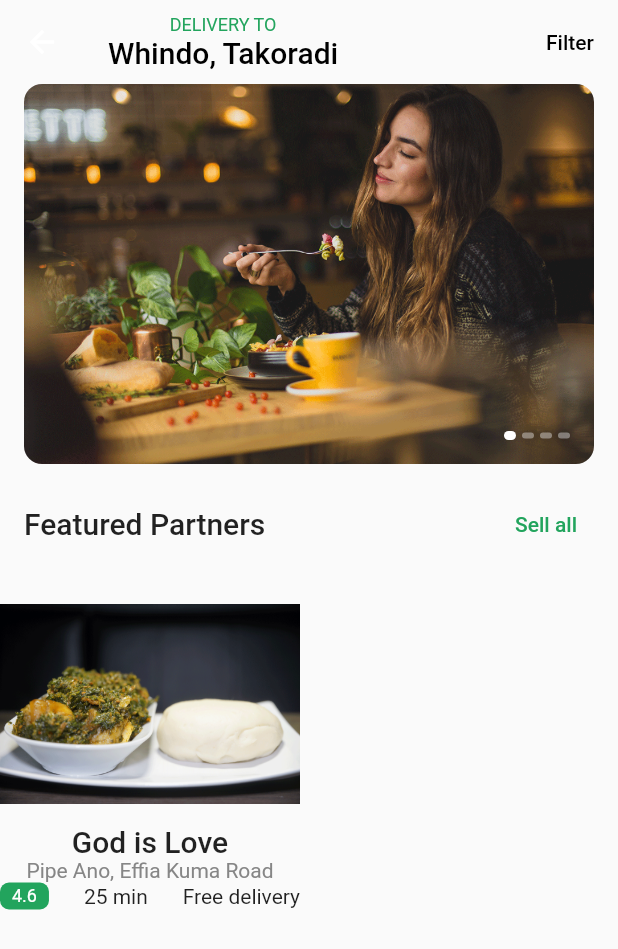
After one commit to bralash/foodie, a Flutter app: the HomeScreen screen opened directly, on a phone screen of 412 x 824 dp. The commit adds this screen. Shown: the top 949 px of the screen. Run offline on Flutter 3.47's test engine with Material 2 defaults, Android fonts, the phone set to English and light mode, and no system bars; our stand-ins replace google_fonts.

Commit message:
Completed image carousel and cards

```diff
--- /dev/null
+++ b/lib/constants.dart
@@ -0,0 +1,10 @@
+import 'package:flutter/material.dart';
+
+const kMainColor = Color(0xFF010F07);
+const kActiveColor = Color(0xFF22A45D);
+const kAccentColor = Color(0xFFEF9920);
+const kBodyTextColor = Color(0xFF868686);
+const kInputColor = Color(0xFFFBFBFB);
+const kBgColor = Colors.white;
+
+const double defaultPadding = 16.0;
--- /dev/null
+++ b/lib/data.dart
@@ -0,0 +1,23 @@
+List<String> bigImages = [
+  "assets/images/big_1.png",
+  "assets/images/big_2.png",
+  "assets/images/big_3.png",
+  "assets/images/big_4.png",
+];
+
+List<Map<String, dynamic>> mediumCardData = [
+  {
+    "name": "God is Love",
+    "image": "",
+    "location": "Pipe Ano, Effia Kuma Road",
+    "rating": 4.6,
+    "deliveryTime": 25,
+  },
+  {
+    "name": "Ruhdan Kitchen",
+    "image": "",
+    "location": "TTU Campus",
+    "rating": 3.8,
+    "deliveryTime": 30,
+  },
+];
--- a/lib/main.dart
+++ b/lib/main.dart
@@ -1,8 +1,9 @@
 // ignore_for_file: prefer_const_constructors
 
 import 'package:flutter/material.dart';
+// import 'package:foodie/partial/onboard_content.dart';
+// import './onboarding_screen.dart';
 import './onboarding_screen.dart';
-
 void main() {
   runApp(const MyApp());
 }
--- a/lib/menu.dart
+++ b/lib/menu.dart
@@ -1,8 +1,6 @@
 // ignore_for_file: prefer_const_constructors
 
 import 'package:flutter/material.dart';
-import 'package:flutter/src/widgets/framework.dart';
-import 'package:flutter/src/widgets/placeholder.dart';
 
 class Menu extends StatelessWidget {
   const Menu({super.key});
--- a/lib/onboarding_screen.dart
+++ b/lib/onboarding_screen.dart
@@ -1,8 +1,8 @@
 // ignore_for_file: prefer_const_constructors
 
 import 'package:flutter/material.dart';
-import 'package:google_fonts/google_fonts.dart';
-import './menu.dart';
+// import 'package:google_fonts/google_fonts.dart';
+import './screens/home_screen.dart';
 import 'partial/dot_indicator.dart';
 import 'partial/onboard_content.dart';
 
@@ -40,9 +40,7 @@ class _OnBoardingScreenState extends State<OnBoardingScreen> {
       Navigator.push(
         context,
         MaterialPageRoute(
-          builder: (context) {
-            return Menu();
-          },
+          builder: (context) => HomeScreen(),
         ),
       );
     }
--- a/lib/partial/dot_indicator.dart
+++ b/lib/partial/dot_indicator.dart
@@ -14,8 +14,8 @@ class DotIndicator extends StatelessWidget {
   Widget build(BuildContext context) {
     return AnimatedContainer(
       duration: Duration(milliseconds: 300),
-      height: isActive ? 12 : 4,
-      width: 4,
+      height: isActive ? 6 : 4,
+      width: 8,
       decoration: BoxDecoration(
         color: isActive ? Color(0xff010824) : Color(0xff010824).withOpacity(0.4),
         borderRadius: BorderRadius.all(
--- /dev/null
+++ b/lib/partial/image_carousel.dart
@@ -0,0 +1,83 @@
+// ignore_for_file: prefer_const_constructors
+
+import 'package:flutter/material.dart';
+import '../data.dart';
+import '../constants.dart';
+
+class ImageCarousel extends StatefulWidget {
+  const ImageCarousel({
+    super.key,
+  });
+
+  @override
+  State<ImageCarousel> createState() => _ImageCarouselState();
+}
+
+
+class _ImageCarouselState extends State<ImageCarousel> {
+  int _currentPage = 0;
+  @override
+  Widget build(BuildContext context) {
+    return AspectRatio(
+      aspectRatio: 1.5,
+      child: Stack(
+        alignment: Alignment.bottomRight,
+        children: [
+          PageView.builder(
+            itemCount: bigImages.length,
+            onPageChanged: (value) {
+              setState(() {
+                _currentPage = value;
+              });
+            },
+            itemBuilder: (context, index) => ClipRRect(
+              borderRadius: BorderRadius.all(Radius.circular(12),),
+              child: Image.asset(
+                bigImages[index],
+              ),
+            ),
+          ),
+          Positioned(
+            bottom: defaultPadding,
+            right: defaultPadding,
+            child: Row(
+              children: [
+                ...List.generate(
+                  bigImages.length,
+                  (index) => Padding(
+                    padding: const EdgeInsets.only(left: defaultPadding / 4),
+                    child: DotIndicator(isActive: index == _currentPage),
+                  ),
+                ),
+              ],
+            ),
+          ),
+        ],
+      ),
+    );
+  }
+}
+
+class DotIndicator extends StatelessWidget {
+  const DotIndicator({
+    super.key,
+    this.isActive = false,
+  });
+
+  final bool isActive;
+
+  @override
+  Widget build(BuildContext context) {
+    return AnimatedContainer(
+      duration: Duration(milliseconds: 300),
+      height: isActive ? 6 : 4,
+      width: 8,
+      decoration: BoxDecoration(
+        color: isActive ? Colors.white : Colors.white38,
+        borderRadius: BorderRadius.all(
+          Radius.circular(12),
+        ),
+      ),
+    );
+  }
+}
--- /dev/null
+++ b/lib/partial/section_title.dart
@@ -0,0 +1,36 @@
+// ignore_for_file: prefer_const_constructors
+
+import 'package:flutter/material.dart';
+import '../constants.dart';
+
+class SectionTitle extends StatelessWidget {
+  const SectionTitle({
+    super.key,
+    required this.title,
+    required this.press,
+  });
+
+  final String title;
+  final VoidCallback press;
+
+  @override
+  Widget build(BuildContext context) {
+    return Row(
+      mainAxisAlignment: MainAxisAlignment.spaceBetween,
+      // ignore: prefer_const_literals_to_create_immutables
+      children: [
+        Text(
+          title,
+          style: Theme.of(context).textTheme.titleLarge,
+        ),
+        TextButton(
+          onPressed: press,
+          style: TextButton.styleFrom(
+            foregroundColor: kActiveColor,
+          ),
+          child: Text("Sell all"),
+        ),
+      ],
+    );
+  }
+}
--- /dev/null
+++ b/lib/screens/home_screen.dart
@@ -0,0 +1,123 @@
+// ignore_for_file: prefer_const_constructors
+
+import 'package:flutter/material.dart';
+import 'package:foodie/data.dart';
+import '../constants.dart';
+// import '../data.dart';
+import '../partial/image_carousel.dart';
+import '../partial/section_title.dart';
+
+class HomeScreen extends StatelessWidget {
+  const HomeScreen({super.key});
+
+  @override
+  Widget build(BuildContext context) {
+    return Scaffold(
+      body: CustomScrollView(
+        slivers: [
+          SliverAppBar(
+            backgroundColor: Colors.transparent,
+            elevation: 0,
+            title: Column(
+              // ignore: prefer_const_literals_to_create_immutables
+              children: [
+                Text(
+                  "Delivery to".toUpperCase(),
+                  style: Theme.of(context)
+                      .textTheme
+                      .bodySmall!
+                      .copyWith(color: kActiveColor),
+                ),
+                Text(
+                  "Whindo, Takoradi",
+                  style: TextStyle(
+                    color: Colors.black,
+                  ),
+                ),
+              ],
+            ),
+            actions: [
+              TextButton(
+                onPressed: () {},
+                child: Text(
+                  "Filter",
+                  style: TextStyle(
+                    color: Colors.black,
+                  ),
+                ),
+              ),
+            ],
+          ),
+          SliverPadding(
+            padding: EdgeInsets.symmetric(horizontal: defaultPadding),
+            sliver: SliverToBoxAdapter(
+              child: ImageCarousel(),
+            ),
+          ),
+          SliverPadding(
+            padding: EdgeInsets.all(defaultPadding),
+            sliver: SliverToBoxAdapter(
+              child: SectionTitle(
+                title: "Featured Partners",
+                press: () {},
+              ),
+            ),
+          ),
+          SliverToBoxAdapter(
+            child: Row(
+              children: [
+                SizedBox(
+                  width: 200,
+                  child: Column(
+                    children: [
+                      AspectRatio(
+                        aspectRatio: 1.25,
+                        child: Image.asset("assets/images/medium_1.png"),
+                      ),
+                      Text(
+                        mediumCardData[0]['name'],
+                        style: Theme.of(context).textTheme.titleLarge,
+                      ),
+                      Text(
+                        mediumCardData[0]['location'],
+                        style: TextStyle(
+                          color: kBodyTextColor,
+                        ),
+                      ),
+                      Row(
+                        children: [
+                          Container(
+                            padding: EdgeInsets.symmetric(
+                                horizontal: defaultPadding / 2,
+                                vertical: defaultPadding / 8),
+                            decoration: BoxDecoration(
+                              color: kActiveColor,
+                              borderRadius: BorderRadius.all(
+                                Radius.circular(6),
+                              ),
+                            ),
+                            child: Text(
+                              "4.6",
+                              style: TextStyle(
+                                color: Colors.white,
+                                fontSize: 12,
+                              ),
+                            ),
+                          ),
+                          Spacer(),
+                          Text("25 min"),
+                          Spacer(),
+                          Text("Free delivery"),
+                        ],
+                      ),
+                    ],
+                  ),
+                ),
+              ],
+            ),
+          ),
+        ],
+      ),
+    );
+  }
+}
--- a/pubspec.yaml
+++ b/pubspec.yaml
@@ -60,6 +60,11 @@ flutter:
     - assets/order.png
     - assets/safe-cooking.jpg
     - assets/delivery.png
+    - assets/images/big_1.png
+    - assets/images/big_2.png
+    - assets/images/big_3.png
+    - assets/images/big_4.png
+    - assets/images/medium_1.png
 
   # An image asset can refer to one or more resolution-specific "variants", see
   # https://flutter.dev/assets-and-images/#resolution-aware
```
Also changed, not shown: assets/images/big_1.png (added), assets/images/big_2.png (added), assets/images/big_3.png (added), assets/images/big_4.png (added), assets/images/medium_1.png (added), lib/theme.dart (added).
